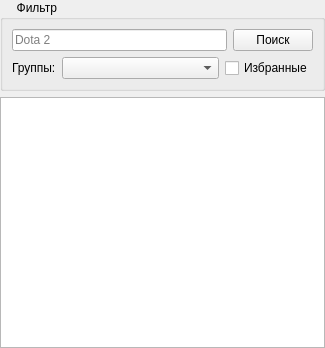
Qt form AraSteamManager/forms/main/formgames.ui (Arankir/AraSteamManager) before a commit.
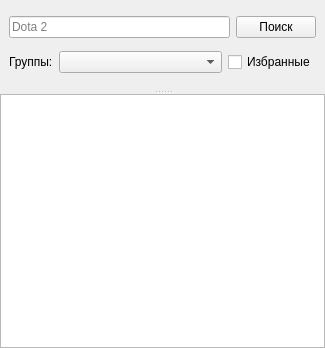
The same form after that commit. Custom widgets are drawn as their Qt base class.

```diff
--- a/AraSteamManager/forms/main/formgames.ui
+++ b/AraSteamManager/forms/main/formgames.ui
@@ -15,7 +15,7 @@
   </property>
   <layout class="QVBoxLayout" name="verticalLayout_2">
    <property name="spacing">
-    <number>6</number>
+    <number>0</number>
    </property>
    <property name="leftMargin">
     <number>0</number>
@@ -30,11 +30,12 @@
     <number>0</number>
    </property>
    <item>
-    <widget class="QGroupBox" name="groupBoxFilter">
-     <property name="title">
-      <string>     Фильтр</string>
+    <widget class="QSplitter" name="splitter">
+     <property name="orientation">
+      <enum>Qt::Vertical</enum>
      </property>
-     <layout class="QVBoxLayout" name="verticalLayout_5">
+     <widget class="QFrame" name="frameFilter">
+      <layout class="QVBoxLayout" name="verticalLayout">
       <item>
        <layout class="QHBoxLayout" name="horizontalLayout">
         <item>
@@ -103,9 +104,8 @@
       </item>
      </layout>
     </widget>
-   </item>
-   <item>
     <widget class="QTableView" name="tableGames"/>
+    </widget>
    </item>
   </layout>
  </widget>
```
Lines whose indentation alone changed are shown as unchanged.
